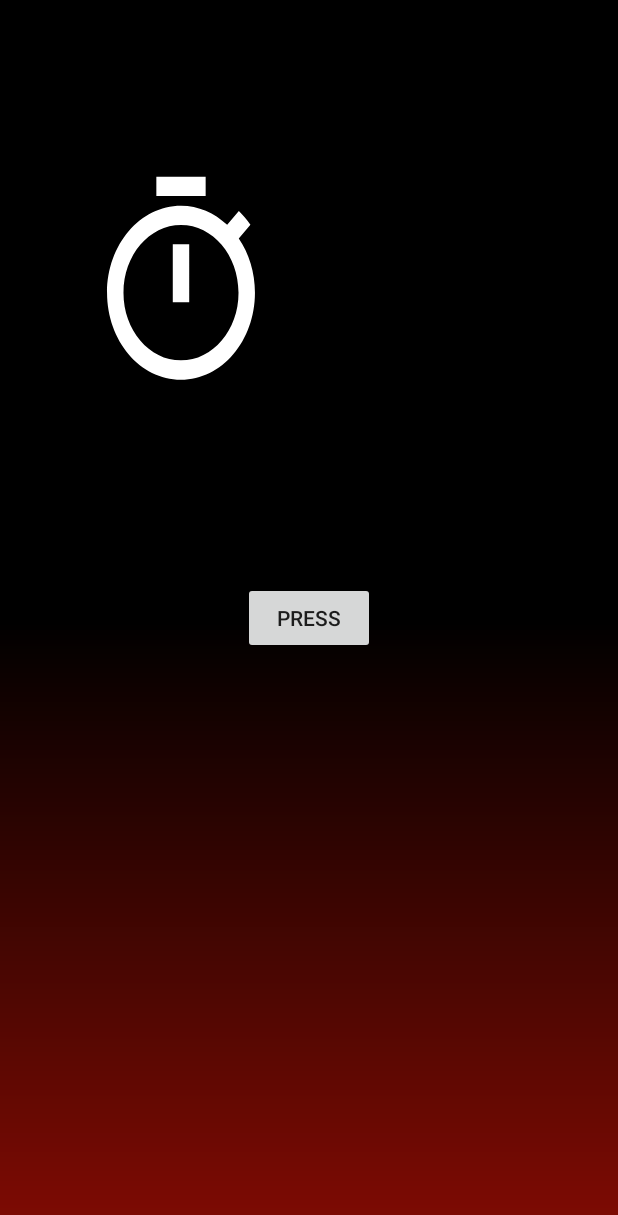
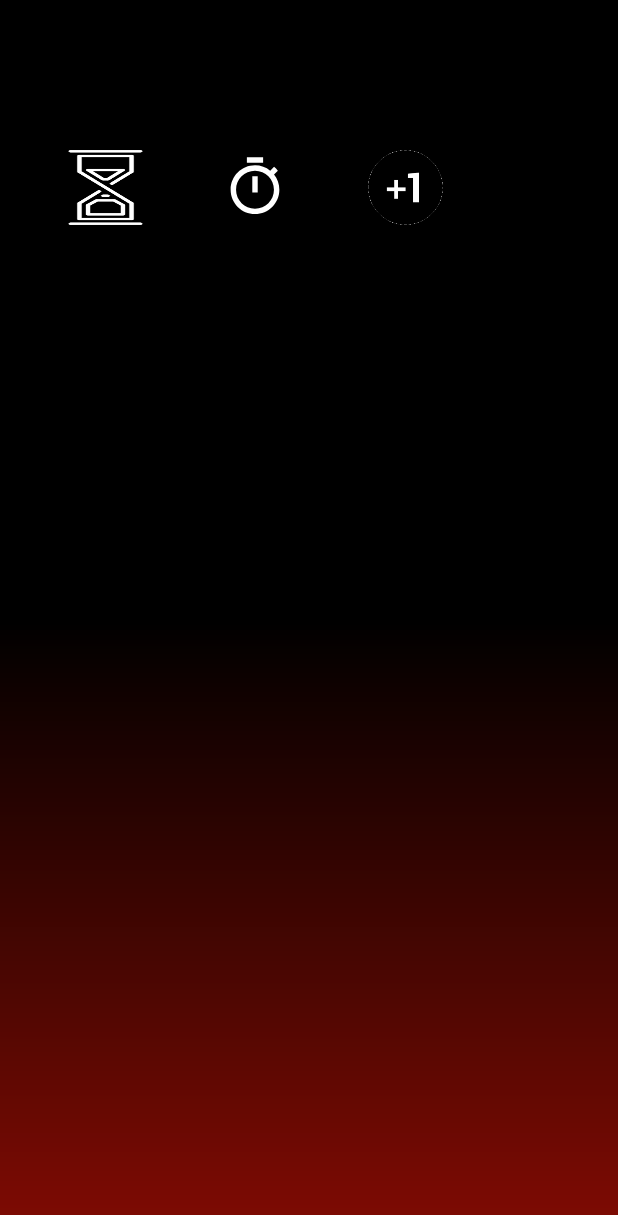
Before and after one commit to sha-ali/DON, an Android app: the screen it shows after launch (Homactivity), on a phone screen of 412 x 824 dp. Shown: the top 1215 px of the screen. Run offline under Robolectric (Android 15) with nearby library versions, the phone set to English and light mode, and no system bars.

Commit message:
hour glass icon and pluse one icon added, bug fixed, icon alighnment fixed

```diff
--- a/app/src/main/java/com/example/dontimer/Homactivity.kt
+++ b/app/src/main/java/com/example/dontimer/Homactivity.kt
@@ -20,5 +20,10 @@ class Homactivity : AppCompatActivity() {
             startActivity(intent)
         }
 
+        buttoncounter.setOnClickListener {
+            intent = Intent(this,Counter::class.java)
+            startActivity(intent)
+        }
+
     }
 }
--- a/app/src/main/res/layout/count.xml
+++ b/app/src/main/res/layout/count.xml
@@ -4,7 +4,7 @@
     android:background="@color/colorPrimaryDark"
     android:layout_height="match_parent">
     <TextView
-        android:id="@+id/herculis"
+        android:id="@+id/textcounting"
         android:layout_centerInParent="true"
         android:text="0000"
         android:textColor="@android:color/white"
@@ -15,7 +15,7 @@
         android:layout_height="wrap_content"/>
 
     <Button
-        android:id="@+id/monalisa"
+        android:id="@+id/buttonplusonecount"
         android:layout_width="60dp"
         android:layout_height="60dp"
         android:layout_alignParentLeft="true"
@@ -28,7 +28,7 @@
         android:textSize="30dp" />
 
     <Button
-        android:id="@+id/davinchi"
+        android:id="@+id/buttonreset"
         android:layout_width="60dp"
         android:layout_height="60dp"
         android:layout_alignParentLeft="true"
--- a/app/src/main/res/layout/home.xml
+++ b/app/src/main/res/layout/home.xml
@@ -8,23 +8,37 @@
     tools:visibility="visible">
 
     <ImageButton
-        android:background="@mipmap/ic_timer"
         android:id="@+id/buttoneventcounter"
-        android:layout_width="150dp"
-        android:layout_height="150dp"
-        android:layout_above="@+id/press"
+        android:layout_width="50dp"
+        android:layout_height="50dp"
         android:layout_alignParentStart="true"
         android:layout_alignParentTop="true"
-        android:layout_alignParentEnd="true"
         android:layout_marginStart="45dp"
         android:layout_marginTop="100dp"
-        android:layout_marginEnd="215dp"
-        android:layout_marginBottom="110dp" />
+        android:layout_marginBottom="110dp"
+        android:background="@drawable/hourglassicon"
+        />
 
-    <Button
-        android:id="@+id/press"
-        android:layout_width="wrap_content"
-        android:layout_height="wrap_content"
-        android:text="press"
-        android:layout_centerInParent="true"/>
+    <ImageButton
+        android:id="@+id/buttonstopwatch"
+        android:layout_width="50dp"
+        android:layout_height="50dp"
+        android:layout_alignLeft="@+id/buttoneventcounter"
+        android:layout_alignParentTop="true"
+        android:layout_marginStart="100dp"
+        android:layout_marginTop="100dp"
+        android:layout_toEndOf="@+id/buttoneventcounter"
+        android:background="@mipmap/ic_timer" />
+
+    <ImageButton
+        android:id="@+id/buttoncounter"
+        android:layout_width="50dp"
+        android:layout_height="50dp"
+        android:layout_alignLeft="@id/buttonstopwatch"
+        android:layout_alignParentTop="true"
+        android:layout_marginStart="100dp"
+        android:layout_marginTop="100dp"
+        android:layout_toEndOf="@id/buttoncounter"
+        android:background="@drawable/plusone"/>
+
 </RelativeLayout>
--- a/app/src/main/res/values/colors.xml
+++ b/app/src/main/res/values/colors.xml
@@ -3,6 +3,6 @@
     <color name="colorPrimary">#4052FA</color>
     <color name="colorPrimaryDark">#000000</color>
     <color name="colorAccent">#810B03</color>
-
+    <color name="whitetext">#FFFFFF</color>
     <color name="black_overlay">#F57310</color>
 </resources>
```
Also changed, not shown: app/src/main/java/com/example/dontimer/Counter.kt (+4 -4 lines), app/src/main/java/com/example/dontimer/FullscreenActivity.kt (+29 -20 lines), app/src/main/res/layout/activity_fullscreen.xml (+12 -25 lines), app/src/main/res/drawable/hourglassicon.png (added), app/src/main/res/drawable/plusone.png (added), app/src/main/res/layout/datetimedailog.xml (renamed from app/src/main/res/layout/nelsonmandela.xml).
